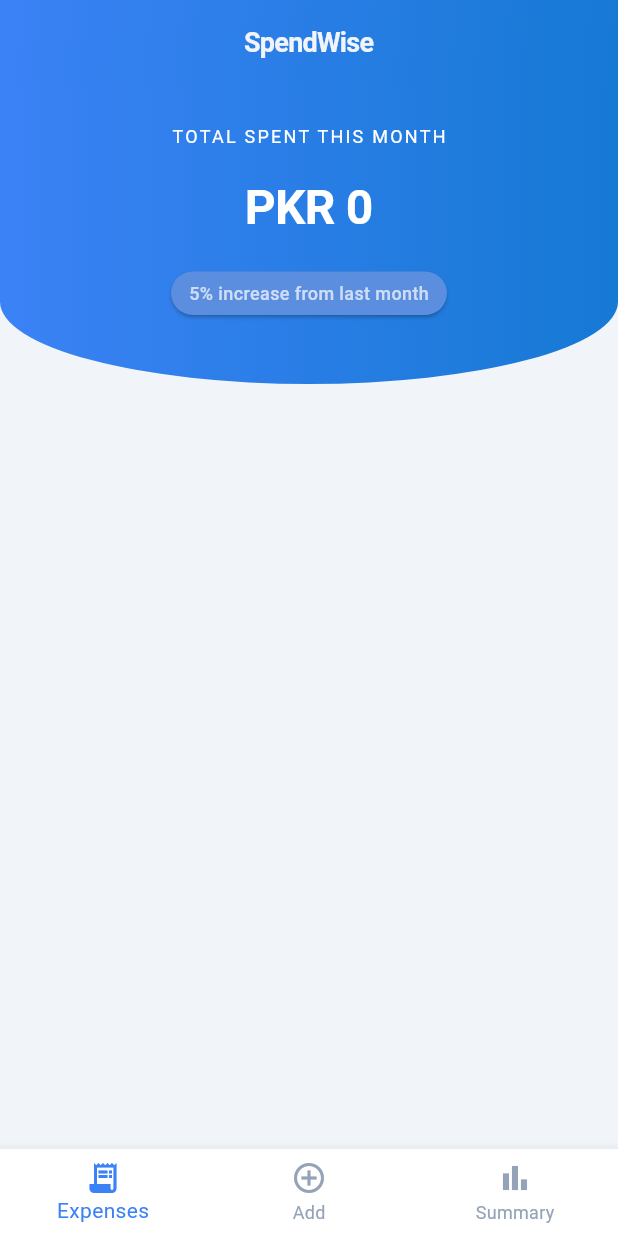
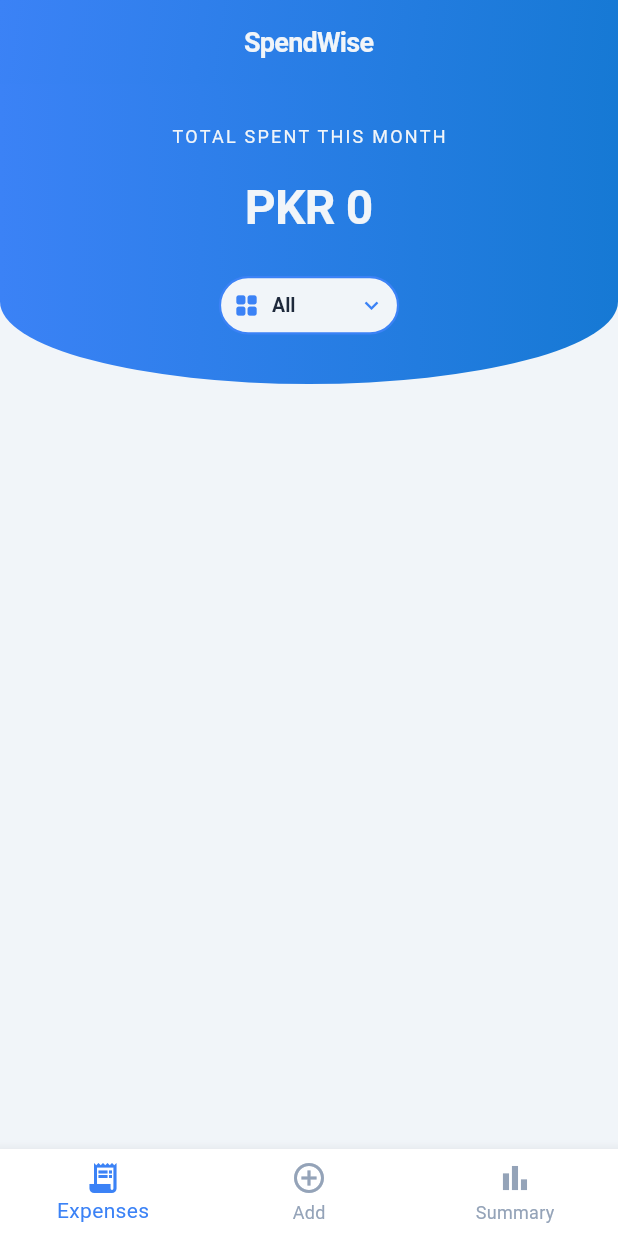
Before and after one commit to Rayyan-Wahid/SpendWise, a Flutter app: the screen it shows after launch, on a phone screen of 412 x 824 dp. Run offline on Flutter 3.47's test engine with Material 3 defaults, Android fonts, the phone set to English and light mode, and no system bars; our stand-ins replace fl_chart, hive, hive_flutter; accounts and stored records are empty; Roboto replaces fonts that are missing (SF Pro Display).

Commit message:
filter: Added dropdown menu item for generatng category specific expenses.

```diff
--- a/lib/screens/expense_form.dart
+++ b/lib/screens/expense_form.dart
@@ -205,7 +205,7 @@
                 onPressed: () async {
                   await saveData();
                   if (!mounted) return;
-                  if (widget.expense != null) Navigator.pop(context);
+                  Navigator.pop(context);
                   setState(() {
                     titleController.clear();
                     priceController.clear();
--- a/lib/screens/expenses.dart
+++ b/lib/screens/expenses.dart
@@ -4,6 +4,7 @@
 import 'package:myspendwise/services/hive_service.dart';
 import 'package:myspendwise/widgets/expense_card.dart';
 import '../config/app_colors.dart';
+import '../data/category.dart';
 
 class ExpensesScreen extends StatefulWidget {
   const ExpensesScreen({super.key});
@@ -13,18 +14,26 @@
 }
 
 class _ExpensesScreenState extends State<ExpensesScreen> {
+  String selectedCategory = 'All';
   @override
   Widget build(BuildContext context) {
     return ValueListenableBuilder(
       valueListenable: HiveService.box.listenable(),
       builder: (context, box, _) {
         final expenses = HiveService.getExpenses();
+        expenses.sort((a, b) => b.date.compareTo(a.date));
+        final filtered = selectedCategory == 'All'
+            ? expenses
+            : expenses.where((e) => e.category == selectedCategory).toList();
         double total = expenses.fold(0.0, (sum, e) => sum + e.price);
+
         return Scaffold(
           backgroundColor: AppColors.background,
-          body: Column(
-            children: [
-              Container(
+          body: CustomScrollView(
+            slivers: [
+              // Header
+              SliverToBoxAdapter(
+                child: Container(
                   height: 200,
                   width: double.infinity,
                   decoration: const BoxDecoration(
@@ -43,7 +52,7 @@
                         const Text(
                           'TOTAL SPENT THIS MONTH',
                           style: TextStyle(
-                          color: Colors.white,
+                            color: AppColors.background,
                             fontSize: 12,
                             letterSpacing: 1.5,
                           ),
@@ -51,37 +60,92 @@
                         const SizedBox(height: 16),
                         Text(
                           'PKR ${total.toStringAsFixed(0)}',
-
                           style: const TextStyle(
-                          color: Colors.white,
+                            color: AppColors.background,
                             fontSize: 32,
                             fontWeight: FontWeight.bold,
                             letterSpacing: -0.5,
                           ),
                         ),
                         const SizedBox(height: 16),
-                      const Card(
-                        color: Color.fromARGB(
-                          255,
-                          92,
-                          142,
-                          223,
-                        ), // lighter ocean blue
-                        shape: RoundedRectangleBorder(
-                          borderRadius: BorderRadius.all(Radius.circular(20)),
-                        ),
-                        child: Padding(
-                          padding: EdgeInsets.symmetric(
-                            horizontal: 12,
+                        Container(
+                          margin: const EdgeInsets.only(top: 7),
+                          padding: const EdgeInsets.symmetric(
+                            horizontal: 8,
                             vertical: 6,
                           ),
-                          child: Text(
-                            '5% increase from last month',
+                          decoration: BoxDecoration(
+                            color: AppColors.background,
+                            borderRadius: BorderRadius.circular(50),
+                            border: Border.all(
+                              color: AppColors.accent,
+                              width: 1.5,
+                            ),
+                          ),
+                          child: DropdownButtonHideUnderline(
+                            child: DropdownButton<String>(
+                              value: selectedCategory,
+                              isDense: true,
+                              menuMaxHeight: 300,
+                              icon: const Icon(
+                                Icons.keyboard_arrow_down,
+                                color: AppColors.accent,
+                                size: 18,
+                              ),
+                              dropdownColor: AppColors.accentLight,
+                              style: const TextStyle(
+                                color: AppColors.background,
+                                fontWeight: FontWeight.w600,
+                                fontSize: 13,
+                              ),
+                              items: [
+                                const DropdownMenuItem(
+                                  value: 'All',
+                                  child: Row(
+                                    children: [
+                                      Icon(
+                                        Icons.grid_view_rounded,
+                                        color: AppColors.accent,
+                                        size: 18,
+                                      ),
+                                      SizedBox(width: 8),
+                                      Text(
+                                        'All',
                                         style: TextStyle(
-                              color: Colors.white70,
-                              fontSize: 12,
-                              fontWeight: FontWeight.w500,
+                                          color: AppColors.textPrimary,
+                                          fontSize: 13,
                                         ),
+                                      ),
+                                    ],
+                                  ),
+                                ),
+                                ...categoryMap.entries.map((entry) {
+                                  final cat = entry.value;
+                                  return DropdownMenuItem(
+                                    value: cat.name,
+                                    child: Row(
+                                      children: [
+                                        Icon(
+                                          cat.icon,
+                                          color: cat.color,
+                                          size: 18,
+                                        ),
+                                        const SizedBox(width: 8),
+                                        Text(
+                                          cat.name,
+                                          style: const TextStyle(
+                                            color: AppColors.textPrimary,
+                                            fontSize: 13,
+                                          ),
+                                        ),
+                                      ],
+                                    ),
+                                  );
+                                }),
+                              ],
+                              onChanged: (value) {
+                                setState(() => selectedCategory = value!);
+                              },
                             ),
                           ),
                         ),
@@ -89,27 +153,24 @@
                     ),
                   ),
                 ),
-              Expanded(
-                child: ListView.builder(
-                  itemCount: expenses.length,
-                  itemBuilder: (context, index) {
-                    final expense = expenses[index];
+              ),
+
+              // Expense list
+              SliverList(
+                delegate: SliverChildBuilderDelegate((context, index) {
+                  final expense = filtered[index];
                   return ExpenseCard(
                     expense: expense,
-                      onEdit: () => {
-                        showModalBottomSheet(
+                    onEdit: () => showModalBottomSheet(
                       context: context,
                       isScrollControlled: true,
                       backgroundColor: Colors.transparent,
                       builder: (_) => ExpenseForm(expense: expense),
                     ),
-                      },
-                      onDelete: () => {
-                        HiveService.deleteExpense(expenses[index].id),
-                      },
+                    onDelete: () =>
+                        HiveService.deleteExpense(filtered[index].id),
                   );
-                  },
-                ),
+                }, childCount: filtered.length),
               ),
             ],
           ),
```
Lines whose indentation alone changed are shown as unchanged.
